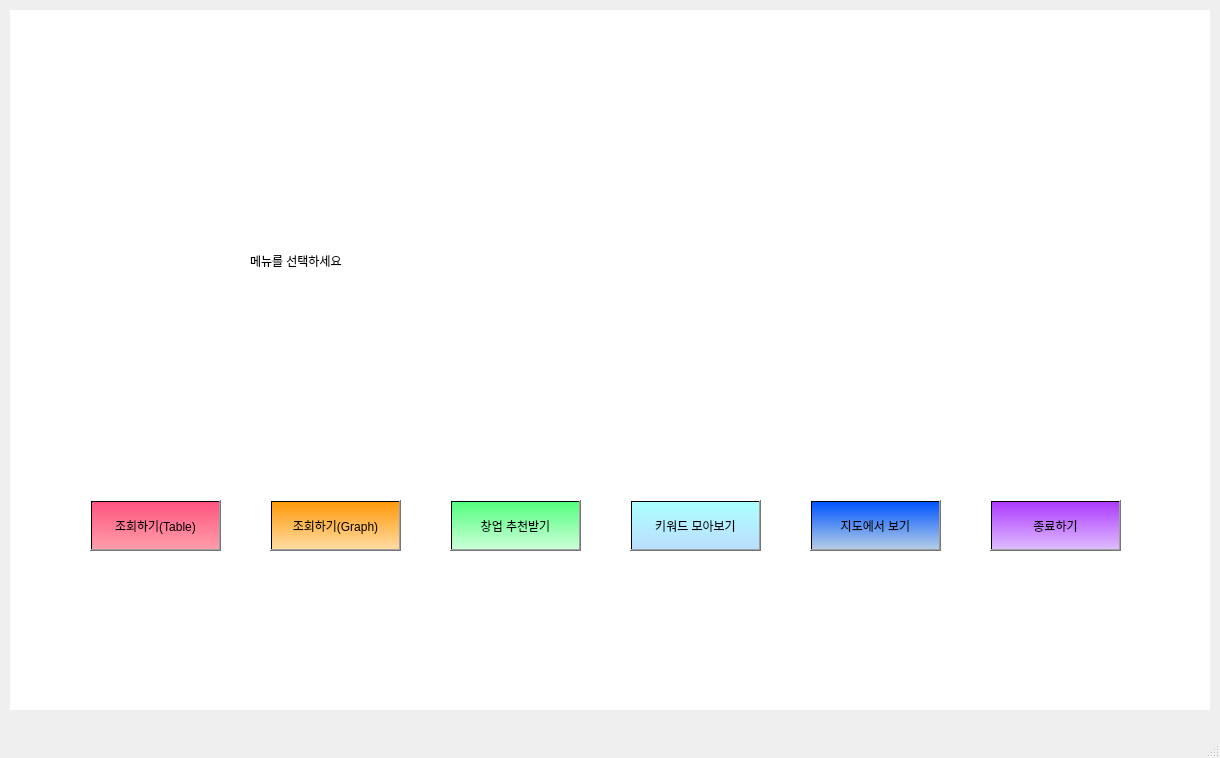
codepearl/Ajou-2021-1, file MainProgram/ui/mainscene.ui: the form before one commit.
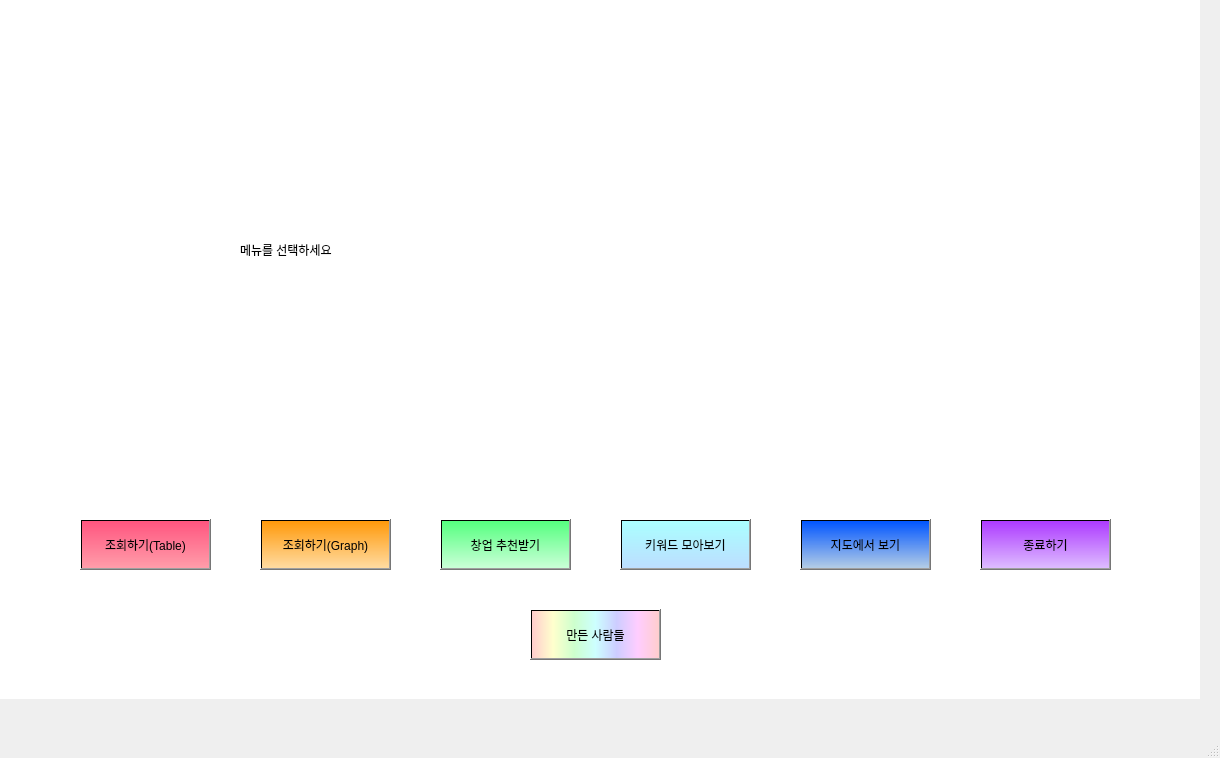
The form after the commit.

What changed in the file:
```diff
--- a/MainProgram/ui/mainscene.ui
+++ b/MainProgram/ui/mainscene.ui
@@ -17,8 +17,8 @@
    <widget class="QWidget" name="layout" native="true">
     <property name="geometry">
      <rect>
-      <x>10</x>
-      <y>10</y>
+      <x>0</x>
+      <y>-1</y>
       <width>1200</width>
       <height>700</height>
      </rect>
@@ -48,7 +48,7 @@
      <property name="geometry">
       <rect>
        <x>80</x>
-       <y>490</y>
+       <y>520</y>
        <width>131</width>
        <height>51</height>
       </rect>
@@ -65,7 +65,7 @@
      <property name="geometry">
       <rect>
        <x>260</x>
-       <y>490</y>
+       <y>520</y>
        <width>131</width>
        <height>51</height>
       </rect>
@@ -82,7 +82,7 @@
      <property name="geometry">
       <rect>
        <x>440</x>
-       <y>490</y>
+       <y>520</y>
        <width>131</width>
        <height>51</height>
       </rect>
@@ -99,7 +99,7 @@
      <property name="geometry">
       <rect>
        <x>800</x>
-       <y>490</y>
+       <y>520</y>
        <width>131</width>
        <height>51</height>
       </rect>
@@ -116,7 +116,7 @@
      <property name="geometry">
       <rect>
        <x>980</x>
-       <y>490</y>
+       <y>520</y>
        <width>131</width>
        <height>51</height>
       </rect>
@@ -133,7 +133,7 @@
      <property name="geometry">
       <rect>
        <x>620</x>
-       <y>490</y>
+       <y>520</y>
        <width>131</width>
        <height>51</height>
       </rect>
@@ -146,17 +146,21 @@
       <string>키워드 모아보기</string>
      </property>
     </widget>
-    <widget class="QWidget" name="widget" native="true">
+    <widget class="QPushButton" name="staffButton">
      <property name="geometry">
       <rect>
-       <x>0</x>
-       <y>0</y>
-       <width>1200</width>
-       <height>700</height>
+       <x>530</x>
+       <y>610</y>
+       <width>131</width>
+       <height>51</height>
       </rect>
      </property>
      <property name="styleSheet">
-      <string notr="true"/>
+      <string notr="true">font: 9pt &quot;맑은 고딕&quot;;
+background-color:qlineargradient(spread:pad, x1:0, y1:0, x2:1, y2:0, stop:0 rgba(255, 0, 0, 50), stop:0.166 rgba(255, 255, 0, 50), stop:0.333 rgba(0, 255, 0, 50), stop:0.5 rgba(0, 255, 255, 50), stop:0.666 rgba(0, 0, 255, 50), stop:0.833 rgba(255, 0, 255, 50), stop:1 rgba(255, 0, 0, 50))</string>
+     </property>
+     <property name="text">
+      <string>만든 사람들</string>
      </property>
     </widget>
     <zorder>widget</zorder>
```
Left out of the diff: 8 changed lines with no effect on the pictures.
